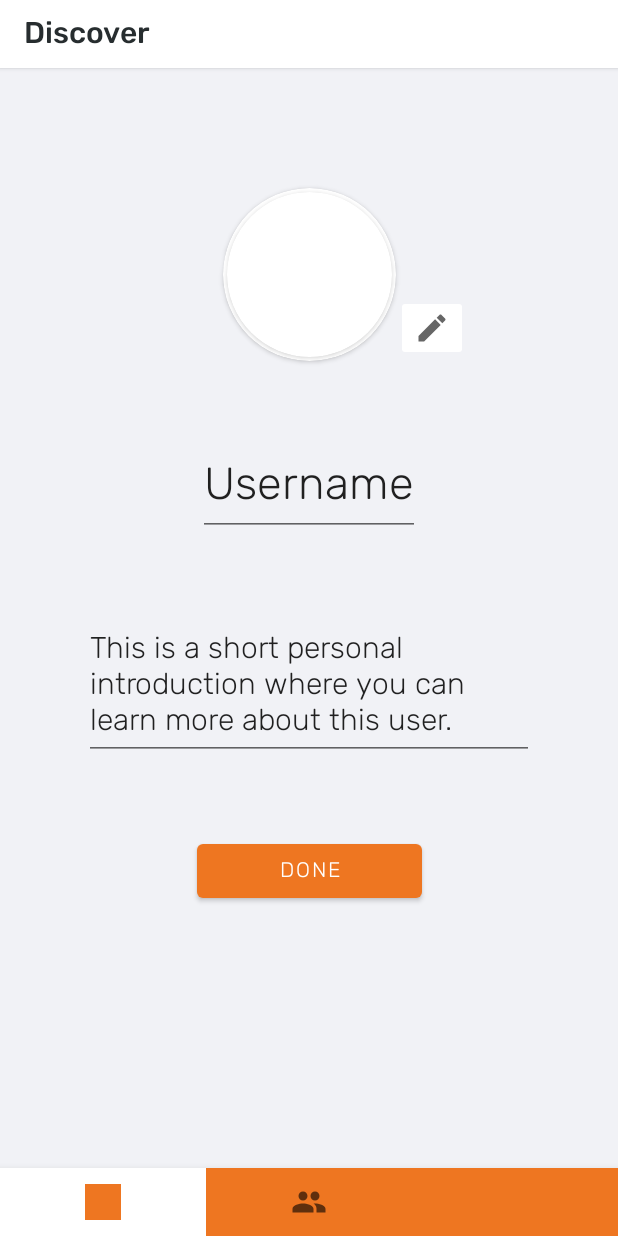
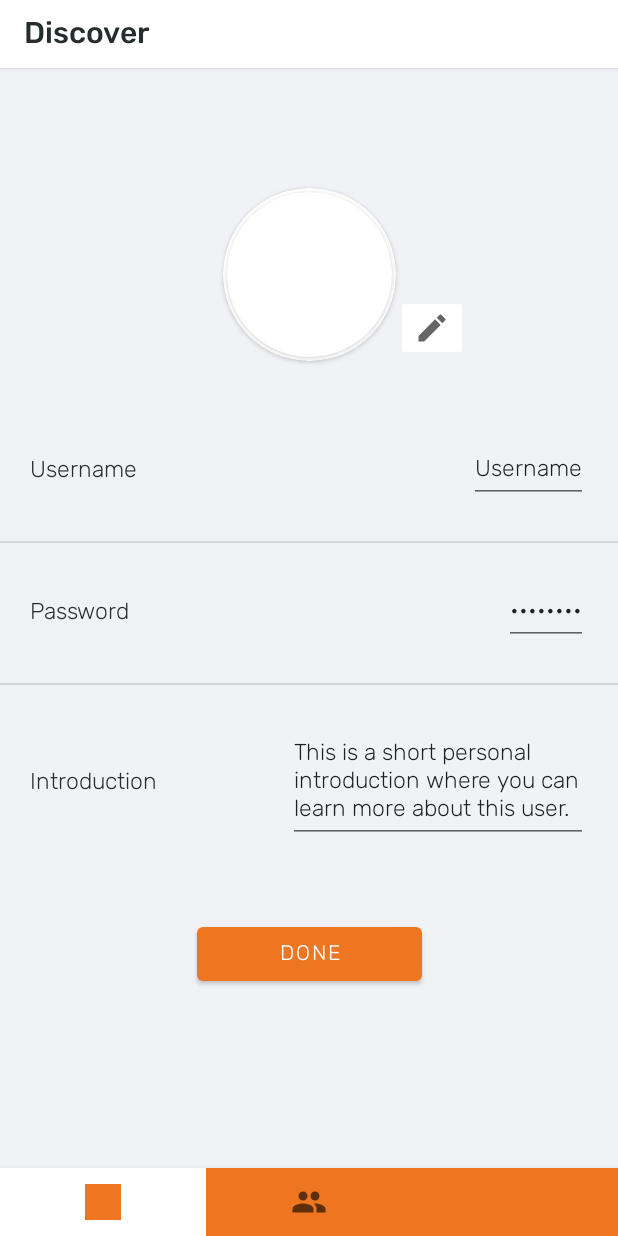
Before and after one commit to ForFoodies/Foodies, an Android app: the fragment EditProfileFragment placed in its activity, on a phone screen of 412 x 824 dp. Run offline under Robolectric (Android 15) with nearby library versions, the phone set to English and light mode, and no system bars; libraries missing offline, so code that uses them is left out: com.parse, jp.wasabeef.recyclerview; pictures from the network do not load; 10 statements that could not run were skipped.

Commit message:
Allow user to edit password

```diff
--- a/app/src/main/java/com/codepath/peterhe/foodies/fragments/EditProfileFragment.kt
+++ b/app/src/main/java/com/codepath/peterhe/foodies/fragments/EditProfileFragment.kt
@@ -21,6 +21,7 @@ import com.codepath.peterhe.foodies.SignUpActivity
 import com.parse.ParseUser
 import java.io.File
 import android.graphics.BitmapFactory
+import android.text.method.HideReturnsTransformationMethod
 import androidx.appcompat.app.AppCompatActivity
 import com.google.android.material.textfield.TextInputLayout
 import com.parse.ParseFile
@@ -32,6 +33,7 @@ class EditProfileFragment : Fragment() {
     lateinit var user: ParseUser
     lateinit var username: EditText
     lateinit var bio: EditText
+    lateinit var password: EditText
     var photoFile: File? = null
     val photoFileName = "photo.jpg"
     private lateinit var selectedImageUri: Uri
@@ -47,11 +49,10 @@ class EditProfileFragment : Fragment() {
     override fun onViewCreated(view: View, savedInstanceState: Bundle?) {
         super.onViewCreated(view, savedInstanceState)
 
-        // TODO: add a back button, also for discover pages so all is consistent?
-        // TODO: update password and email?
         user = ParseUser.getCurrentUser()
         username = view.findViewById<EditText>(R.id.etUsername)
         bio = view.findViewById<EditText>(R.id.etBio)
+        password = view.findViewById<EditText>(R.id.etPassword)
 
         // show current info
         username.setText(user.username)
@@ -67,10 +68,12 @@ class EditProfileFragment : Fragment() {
             // get EditText fields
             val newUsername = username.text.toString()
             val newBio = bio.text.toString()
+            val newPassword = password.text.toString()
 
             // update user info in parse
             user.put("username", newUsername);
             user.put("description", newBio);
+            user.setPassword(newPassword)
             user.saveInBackground()
 
             // go back to profile fragment
@@ -94,7 +97,11 @@ class EditProfileFragment : Fragment() {
         // See https://guides.codepath.com/android/Sharing-Content-with-Intents#sharing-files-with-api-24-or-higher
         if (photoFile != null) {
             val fileProvider: Uri =
-                FileProvider.getUriForFile(requireContext(), "com.foodies.fileprovider", photoFile!!)
+                FileProvider.getUriForFile(
+                    requireContext(),
+                    "com.foodies.fileprovider",
+                    photoFile!!
+                )
             i.putExtra(MediaStore.EXTRA_OUTPUT, fileProvider)
 
             // If you call startActivityForResult() using an intent that no app can handle, your app will crash.
@@ -105,7 +112,8 @@ class EditProfileFragment : Fragment() {
             if (i.resolveActivity(requireContext().packageManager) != null) {
                 // Start the image capture intent to take photo
                 // startActivityForResult(intent, SELECT_PICTURE)
-                startActivityForResult(Intent.createChooser(i, "Select Picture"),
+                startActivityForResult(
+                    Intent.createChooser(i, "Select Picture"),
                     SELECT_PHOTO
                 )
             }
@@ -121,7 +129,10 @@ class EditProfileFragment : Fragment() {
         // Use `getExternalFilesDir` on Context to access package-specific directories.
         // This way, we don't need to request external read/write runtime permissions.
         val mediaStorageDir =
-            File(requireContext().getExternalFilesDir(Environment.DIRECTORY_PICTURES), SignUpActivity.TAG)
+            File(
+                requireContext().getExternalFilesDir(Environment.DIRECTORY_PICTURES),
+                SignUpActivity.TAG
+            )
 
         // Create the storage directory if it does not exist
         if (!mediaStorageDir.exists() && !mediaStorageDir.mkdirs()) {
--- a/app/src/main/res/layout/fragment_user_profile_edit.xml
+++ b/app/src/main/res/layout/fragment_user_profile_edit.xml
@@ -41,24 +41,36 @@
         android:layout_width="wrap_content"
         android:layout_height="wrap_content"
         android:layout_marginTop="50dp"
+        android:layout_marginEnd="20dp"
         android:text="Username"
-        android:textSize="30sp"
+        android:textSize="15sp"
         app:layout_constraintEnd_toEndOf="parent"
-        app:layout_constraintStart_toStartOf="parent"
         app:layout_constraintTop_toBottomOf="@+id/cvCircle" />
+
+    <EditText
+        android:id="@+id/etPassword"
+        android:layout_width="wrap_content"
+        android:layout_height="wrap_content"
+        android:layout_marginTop="50dp"
+        android:layout_marginEnd="20dp"
+        android:inputType="textPassword"
+        android:text="Password"
+        android:textSize="15sp"
+        app:layout_constraintEnd_toEndOf="parent"
+        app:layout_constraintTop_toBottomOf="@+id/etUsername" />
 
     <EditText
         android:id="@+id/etBio"
         android:layout_width="0dp"
         android:layout_height="wrap_content"
         android:layout_marginTop="50dp"
+        android:layout_marginEnd="20dp"
+        android:inputType="textMultiLine"
         android:text="This is a short personal introduction where you can learn more about this user."
-        android:textSize="20sp"
-        android:inputType="textMultiLine"
+        android:textSize="15sp"
         app:layout_constraintEnd_toEndOf="parent"
-        app:layout_constraintStart_toStartOf="parent"
-        app:layout_constraintTop_toBottomOf="@+id/etUsername"
-        app:layout_constraintWidth_max="300dp" />
+        app:layout_constraintTop_toBottomOf="@+id/etPassword"
+        app:layout_constraintWidth_max="200dp" />
 
     <Button
         android:id="@+id/btnDoneEdit"
@@ -81,7 +93,54 @@
         app:layout_constraintStart_toEndOf="@+id/cvCircle"
         app:srcCompat="@drawable/ic_baseline_edit_24" />
 
+    <TextView
+        android:id="@+id/tvPassword_tag"
+        android:layout_width="wrap_content"
+        android:layout_height="wrap_content"
+        android:layout_marginStart="20dp"
+        android:text="Password"
+        android:textSize="15sp"
+        app:layout_constraintBottom_toBottomOf="@+id/etPassword"
+        app:layout_constraintStart_toStartOf="parent"
+        app:layout_constraintTop_toTopOf="@+id/etPassword" />
 
+    <TextView
+        android:id="@+id/tvUsername_tag"
+        android:layout_width="wrap_content"
+        android:layout_height="wrap_content"
+        android:layout_marginStart="20dp"
+        android:text="Username"
+        android:textSize="15sp"
+        app:layout_constraintBottom_toBottomOf="@+id/etUsername"
+        app:layout_constraintStart_toStartOf="parent"
+        app:layout_constraintTop_toTopOf="@+id/etUsername" />
+
+    <TextView
+        android:id="@+id/tvBio_tag"
+        android:layout_width="wrap_content"
+        android:layout_height="wrap_content"
+        android:layout_marginStart="20dp"
+        android:text="Introduction"
+        android:textSize="15sp"
+        app:layout_constraintBottom_toBottomOf="@+id/etBio"
+        app:layout_constraintStart_toStartOf="parent"
+        app:layout_constraintTop_toTopOf="@+id/etBio" />
+
+    <View
+        android:id="@+id/divider_1"
+        android:layout_width="match_parent"
+        android:layout_height="1dp"
+        android:layout_marginTop="25dp"
+        android:background="?android:attr/listDivider"
+        app:layout_constraintTop_toBottomOf="@id/etUsername" />
+
+    <View
+        android:id="@+id/divider_2"
+        android:layout_width="match_parent"
+        android:layout_height="1dp"
+        android:layout_marginTop="25dp"
+        android:background="?android:attr/listDivider"
+        app:layout_constraintTop_toBottomOf="@id/etPassword" />
 
 
 </androidx.constraintlayout.widget.ConstraintLayout>
```
